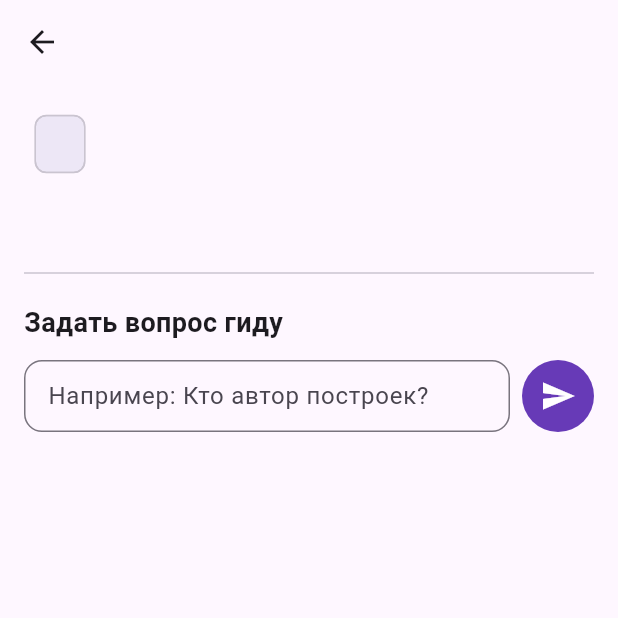
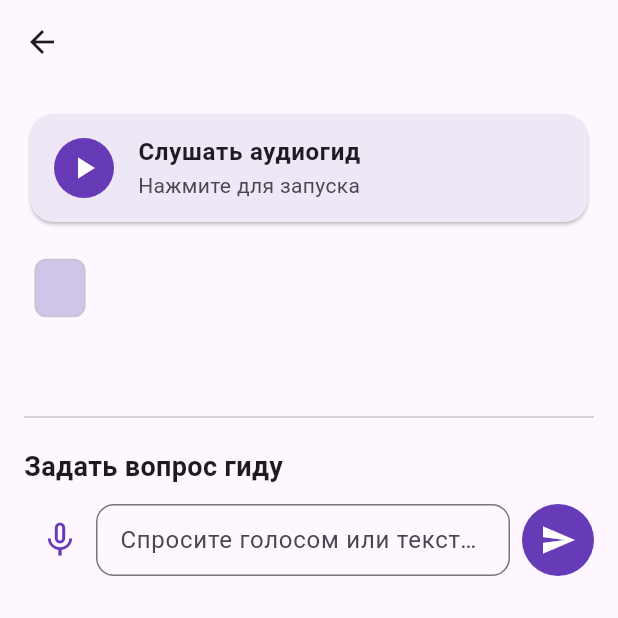
Before and after one commit to dacent-sergey-jpg/gid-app, a Flutter app: the PoiDetailScreen screen opened directly with empty values, on a phone screen of 412 x 824 dp, the top half of it. Run offline on Flutter 3.47's test engine with Material 3 defaults, Android fonts, the phone set to English and light mode, and no system bars; our stand-ins replace audioplayers, geolocator, shared_preferences; accounts and stored records are empty.

Commit message:
Update poi_detail_screen.dart

```diff
--- a/lib/screens/poi_detail_screen.dart
+++ b/lib/screens/poi_detail_screen.dart
@@ -1,4 +1,5 @@
 import 'package:flutter/material.dart';
+import 'package:audioplayers/audioplayers.dart';
 import '../services/api_service.dart';
 import '../services/preferences_service.dart';
 
@@ -13,6 +14,10 @@ class PoiDetailScreen extends StatefulWidget {
 
 class _PoiDetailScreenState extends State<PoiDetailScreen> {
   final TextEditingController _questionController = TextEditingController();
+  final AudioPlayer _audioPlayer = AudioPlayer();
+
+  bool _isPlayingAudio = false;
+  bool _isListeningVoice = false;
   bool _isAsking = false;
   String? _answerText;
   String _selectedVoice = 'anna';
@@ -21,6 +26,20 @@ class _PoiDetailScreenState extends State<PoiDetailScreen> {
   void initState() {
     super.initState();
     _loadVoice();
+    _audioPlayer.onPlayerStateChanged.listen((state) {
+      if (mounted) {
+        setState(() {
+          _isPlayingAudio = state == PlayerState.playing;
+        });
+      }
+    });
+  }
+
+  @override
+  void dispose() {
+    _audioPlayer.dispose();
+    _questionController.dispose();
+    super.dispose();
   }
 
   Future<void> _loadVoice() async {
@@ -28,6 +47,46 @@ class _PoiDetailScreenState extends State<PoiDetailScreen> {
     setState(() {
       _selectedVoice = voice;
     });
+  }
+
+  // Воспроизведение главного аудиогида по объекту
+  Future<void> _togglePoiAudio() async {
+    final audioUrl = widget.poi['audio_url'];
+    if (audioUrl == null || audioUrl.toString().isEmpty) {
+      ScaffoldMessenger.of(context).showSnackBar(
+        const SnackBar(content: Text('Аудиозапись для этого объекта отсутствует')),
+      );
+      return;
+    }
+
+    if (_isPlayingAudio) {
+      await _audioPlayer.pause();
+    } else {
+      await _audioPlayer.play(UrlSource(audioUrl));
+    }
+  }
+
+  // Симуляция голосового ввода (запись голоса)
+  void _toggleVoiceInput() {
+    setState(() {
+      _isListeningVoice = !_isListeningVoice;
+    });
+
+    if (_isListeningVoice) {
+      ScaffoldMessenger.of(context).showSnackBar(
+        const SnackBar(content: Text('Слушаю ваш вопрос... Говорите')),
+      );
+      // Имитация распознавания через 3 секунды
+      Future.delayed(const Duration(seconds: 3), () {
+        if (mounted && _isListeningVoice) {
+          setState(() {
+            _questionController.text = 'Расскажи подробнее про историю этого места';
+            _isListeningVoice = false;
+          });
+          _askGuide();
+        }
+      });
+    }
   }
 
   Future<void> _askGuide() async {
@@ -46,11 +105,19 @@ class _PoiDetailScreenState extends State<PoiDetailScreen> {
         voiceId: _selectedVoice,
       );
 
+      final answer = response['answer'] ?? response['response'] ?? 'Гид дал ответ.';
+      final audioResponseUrl = response['audio_url'];
+
       setState(() {
-        _answerText = response['answer'] ?? response['response'] ?? 'Гид ответил, но текст не найден.';
+        _answerText = answer;
         _isAsking = false;
       });
       _questionController.clear();
+
+      // Если сервер прислал ссылку на сгенерированную озвучку ответа — воспроизводим
+      if (audioResponseUrl != null && audioResponseUrl.toString().isNotEmpty) {
+        await _audioPlayer.play(UrlSource(audioResponseUrl));
+      }
     } catch (e) {
       setState(() {
         _isAsking = false;
@@ -76,10 +143,31 @@ class _PoiDetailScreenState extends State<PoiDetailScreen> {
         child: Column(
           crossAxisAlignment: CrossAxisAlignment.start,
           children: [
+            // Плеер аудиогида
+            Card(
+              color: Colors.deepPurple.shade50,
+              shape: RoundedRectangleBorder(borderRadius: BorderRadius.circular(16)),
+              child: ListTile(
+                leading: CircleAvatar(
+                  backgroundColor: Colors.deepPurple,
+                  child: IconButton(
+                    icon: Icon(
+                      _isPlayingAudio ? Icons.pause : Icons.play_arrow,
+                      color: Colors.white,
+                    ),
+                    onPressed: _togglePoiAudio,
+                  ),
+                ),
+                title: const Text('Слушать аудиогид', style: TextStyle(fontWeight: FontWeight.bold)),
+                subtitle: Text(_isPlayingAudio ? 'Воспроизведение...' : 'Нажмите для запуска'),
+              ),
+            ),
+            const SizedBox(height: 16),
+
             if (widget.poi['category'] != null)
               Chip(
                 label: Text(widget.poi['category']),
-                backgroundColor: Colors.deepPurple.shade50,
+                backgroundColor: Colors.deepPurple.shade100,
               ),
             const SizedBox(height: 12),
             Text(
@@ -87,6 +175,7 @@ class _PoiDetailScreenState extends State<PoiDetailScreen> {
               style: const TextStyle(fontSize: 16, height: 1.4),
             ),
             const SizedBox(height: 20),
+
             if (facts.isNotEmpty) ...[
               const Text(
                 'Интересные факты',
@@ -105,6 +194,7 @@ class _PoiDetailScreenState extends State<PoiDetailScreen> {
                   )),
               const SizedBox(height: 20),
             ],
+
             const Divider(),
             const SizedBox(height: 12),
             const Text(
@@ -112,17 +202,28 @@ class _PoiDetailScreenState extends State<PoiDetailScreen> {
               style: TextStyle(fontSize: 18, fontWeight: FontWeight.bold),
             ),
             const SizedBox(height: 12),
+
+            // Поле ввода + Голосовой ввод + Отправка
             Row(
               children: [
+                IconButton(
+                  onPressed: _toggleVoiceInput,
+                  icon: Icon(
+                    _isListeningVoice ? Icons.mic_sharp : Icons.mic_none,
+                    color: _isListeningVoice ? Colors.red : Colors.deepPurple,
+                    size: 28,
+                  ),
+                  tooltip: 'Голосовой вопрос',
+                ),
                 Expanded(
                   child: TextField(
                     controller: _questionController,
                     decoration: InputDecoration(
-                      hintText: 'Например: Кто автор построек?',
+                      hintText: _isListeningVoice ? 'Говорите...' : 'Спросите голосом или текстом...',
                       border: OutlineInputBorder(
                         borderRadius: BorderRadius.circular(12),
                       ),
-                      contentPadding: const EdgeInsets.all(12),
+                      contentPadding: const EdgeInsets.symmetric(horizontal: 12, vertical: 12),
                     ),
                   ),
                 ),
@@ -143,6 +244,7 @@ class _PoiDetailScreenState extends State<PoiDetailScreen> {
                 ),
               ],
             ),
+
             if (_answerText != null) ...[
               const SizedBox(height: 16),
               Container(
```
